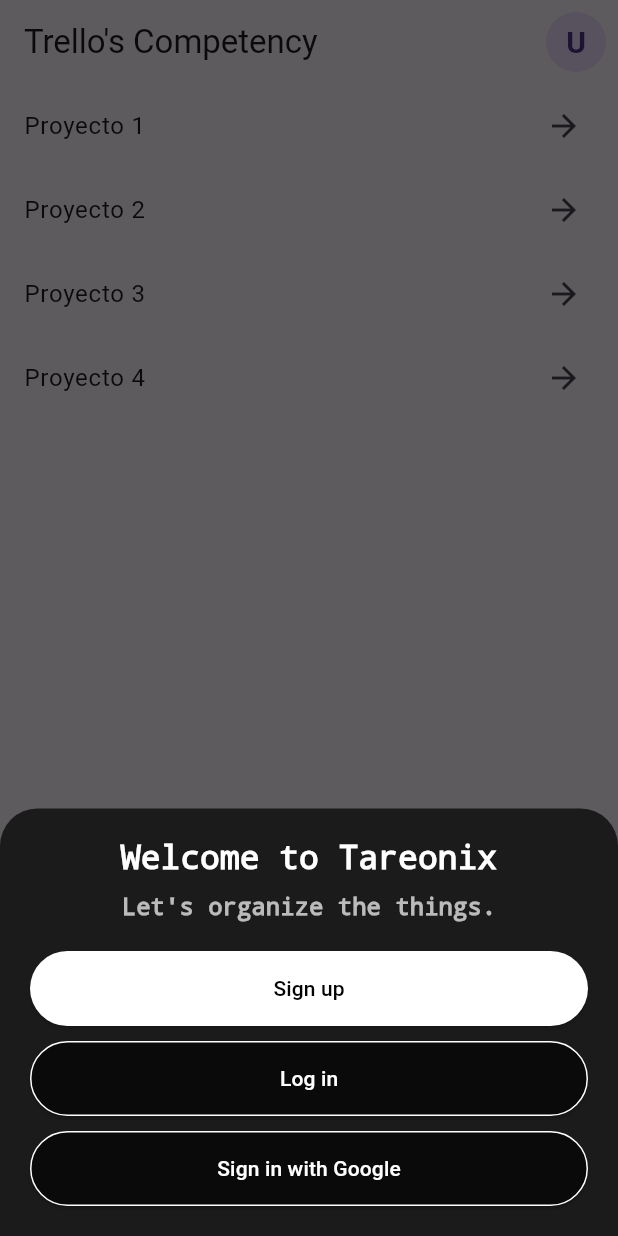
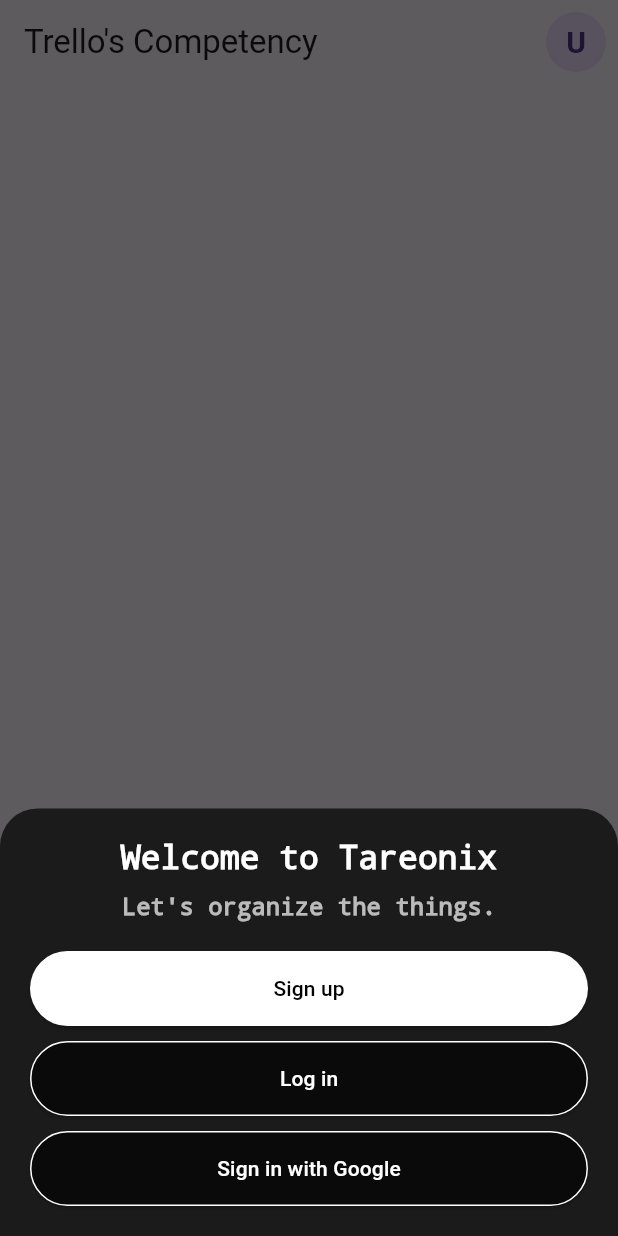
Before and after one commit to PauDebi/Tareonix, a Flutter app: the screen it shows after launch, on a phone screen of 412 x 824 dp. Run offline on Flutter 3.47's test engine with Material 3 defaults, Android fonts, the phone set to English and light mode, and no system bars; our stand-ins replace bloc, equatable, flutter_bloc, flutter_secure_storage.

```diff
--- a/lib/screens/homeScreen.dart
+++ b/lib/screens/homeScreen.dart
@@ -3,35 +3,12 @@ import 'package:flutter_bloc/flutter_bloc.dart';
 import 'package:taskly/provider/auth_cubit.dart';
 import 'package:taskly/screens/SignUp_SignIn/entryDialog.dart';
 
-class HomeScreen extends StatefulWidget {
+class HomeScreen extends StatelessWidget {
   final String? userImageUrl; // URL de imagen de usuario opcional
   final String userName;
 
-  HomeScreen({this.userImageUrl, required this.userName});
+  HomeScreen({this.userImageUrl, required this.userName, Key? key}) : super(key: key);
 
-  final List<String> buttonLabels = [
-    "Proyecto 1",
-    "Proyecto 2",
-    "Proyecto 3",
-    "Proyecto 4",
-  ];
-
-
-  @override
-  _HomeScreenState createState() => _HomeScreenState();
-}
-
-class _HomeScreenState extends State<HomeScreen> {
-  @override
-  void initState() {
-  super.initState();
-  Future.microtask(() {
-    final authState = context.read<AuthCubit>().state;
-    if (authState is! AuthLoggedIn) {
-      _showLoginDialog(context);
-    }
-  });
-}
 
   void _showLoginDialog(BuildContext context) {
     showGeneralDialog(
@@ -41,7 +18,7 @@ class _HomeScreenState extends State<HomeScreen> {
       pageBuilder: (context, animation, secondaryAnimation) {
         return PopScope(
           canPop: false, // Bloquea el botón de retroceso
-        child: const EntryDialog(), // Usa el LoginPage
+          child: const EntryDialog(), // Usa el EntryDialog
         );
       },
       transitionBuilder: (context, animation, secondaryAnimation, child) {
@@ -58,27 +35,35 @@ class _HomeScreenState extends State<HomeScreen> {
 
   @override
   Widget build(BuildContext context) {
+    // Después de construir el widget, comprobamos si el usuario está logueado.
+    WidgetsBinding.instance.addPostFrameCallback((_) {
+      final authState = context.read<AuthCubit>().state;
+      if (authState is! AuthLoggedIn) {
+        _showLoginDialog(context);
+      }
+    });
+
     return BlocBuilder<AuthCubit, AuthState>(
       builder: (context, state) {
-        String userName = "Usuario";
-        String? userImageUrl;
+        String displayUserName = "Usuario";
+        String? displayUserImageUrl;
 
         if (state is AuthLoggedIn) {
-          userName = state.userName;
-          userImageUrl = state.userImageUrl;
+          displayUserName = state.userName;
+          displayUserImageUrl = state.userImageUrl;
         }
 
         return Scaffold(
           appBar: AppBar(
-            title: Text("Trello's Competency"),
+            title: const Text("Trello's Competency"),
             actions: [
               IconButton(
-               icon: userImageUrl?.isNotEmpty == true
-                      ? CircleAvatar(backgroundImage: NetworkImage(userImageUrl!))
+                icon: displayUserImageUrl?.isNotEmpty == true
+                    ? CircleAvatar(backgroundImage: NetworkImage(displayUserImageUrl!))
                     : CircleAvatar(
                         child: Text(
-                          userName[0].toUpperCase(),
-                          style: TextStyle(fontSize: 20, fontWeight: FontWeight.bold),
+                          displayUserName[0].toUpperCase(),
+                          style: const TextStyle(fontSize: 20, fontWeight: FontWeight.bold),
                         ),
                       ),
                 onPressed: () {
@@ -87,14 +72,6 @@ class _HomeScreenState extends State<HomeScreen> {
               ),
             ],
           ),
-          body: ListView(
-            children: [
-              ListTile(title: Text("Proyecto 1"), trailing: Icon(Icons.arrow_forward)),
-              ListTile(title: Text("Proyecto 2"), trailing: Icon(Icons.arrow_forward)),
-              ListTile(title: Text("Proyecto 3"), trailing: Icon(Icons.arrow_forward)),
-              ListTile(title: Text("Proyecto 4"), trailing: Icon(Icons.arrow_forward)),
-            ],
-          ),
         );
       },
     );
```
Also changed, not shown: lib/screens/SignUp_SignIn/Access.dart (+32 -21 lines), lib/screens/SignUp_SignIn/entryDialog.dart (+31 -7 lines). Lines whose indentation alone changed are shown as unchanged.
